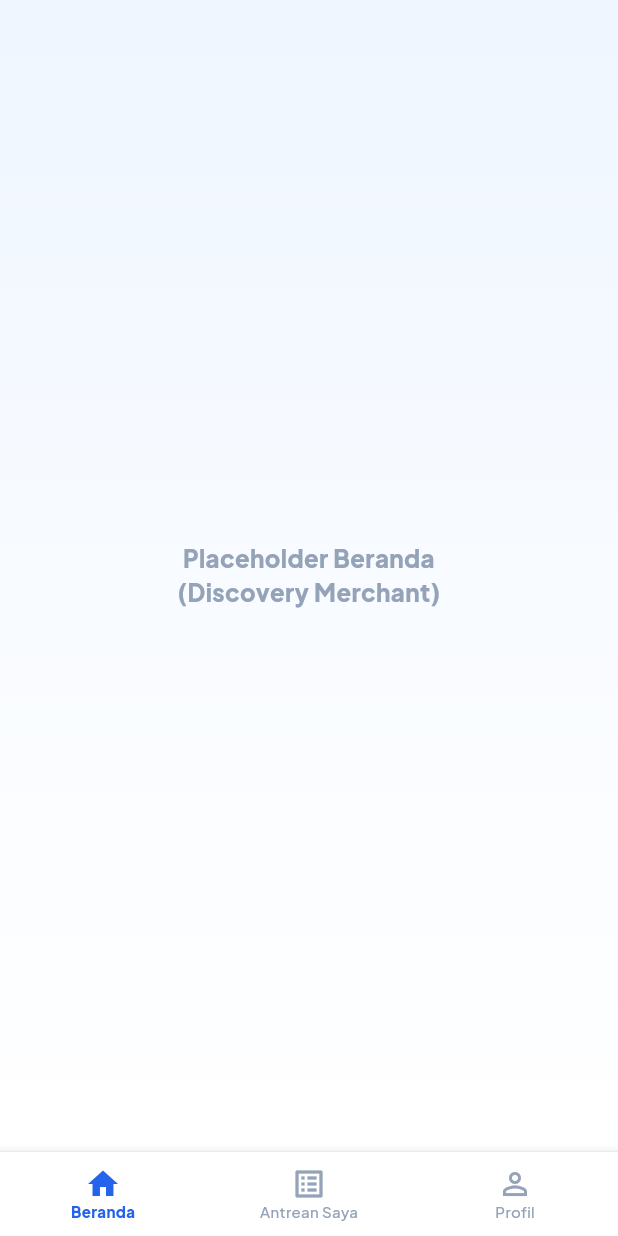
After one commit to fikriandrrhm19/gantian-app, a Flutter app: the HomeView screen opened directly, on a phone screen of 412 x 824 dp. The commit adds this screen. Run offline on Flutter 3.47's test engine with Material 3 defaults, Android fonts, the light colour scheme and no system bars.

Commit message:
feat: implement shell HomeView with BottomNavigationBar icons and 3 modular tab placeholders

```diff
--- /dev/null
+++ b/lib/views/home/home_view.dart
@@ -0,0 +1,80 @@
+import 'package:flutter/material.dart';
+import '../../components/gradient_background.dart';
+import 'tabs/beranda_tab.dart';
+import 'tabs/antrean_tab.dart';
+import 'tabs/profil_tab.dart';
+
+class HomeView extends StatefulWidget {
+  const HomeView({super.key});
+
+  @override
+  State<HomeView> createState() => _HomeViewState();
+}
+
+class _HomeViewState extends State<HomeView> {
+  int _currentIndex = 0;
+
+  final List<Widget> _tabs = const [
+    BerandaTab(),
+    AntreanTab(),
+    ProfilTab(),
+  ];
+
+  @override
+  Widget build(BuildContext context) {
+    return Scaffold(
+      body: GradientBackground(
+        child: SafeArea(
+          child: _tabs[_currentIndex],
+        ),
+      ),
+      bottomNavigationBar: Container(
+        decoration: const BoxDecoration(
+          border: Border(
+            top: BorderSide(color: Color(0xffF1F5F9), width: 1.0),
+          ),
+        ),
+        child: BottomNavigationBar(
+          currentIndex: _currentIndex,
+          onTap: (index) {
+            setState(() {
+              _currentIndex = index;
+            });
+          },
+          type: BottomNavigationBarType.fixed,
+          backgroundColor: Colors.white,
+          selectedItemColor: const Color(0xff2563EB),
+          unselectedItemColor: const Color(0xff94A3B8),
+          selectedLabelStyle: const TextStyle(
+            fontSize: 10,
+            fontWeight: FontWeight.bold,
+            fontFamily: 'Plus Jakarta Sans',
+          ),
+          unselectedLabelStyle: const TextStyle(
+            fontSize: 10,
+            fontWeight: FontWeight.w500,
+            fontFamily: 'Plus Jakarta Sans',
+          ),
+
+          items: const [
+            BottomNavigationBarItem(
+              icon: Icon(Icons.home_outlined),
+              activeIcon: Icon(Icons.home),
+              label: 'Beranda',
+            ),
+            BottomNavigationBarItem(
+              icon: Icon(Icons.list_alt_outlined),
+              activeIcon: Icon(Icons.list_alt),
+              label: 'Antrean Saya',
+            ),
+            BottomNavigationBarItem(
+              icon: Icon(Icons.perm_identity),
+              activeIcon: Icon(Icons.person),
+              label: 'Profil',
+            ),
+          ],
+        ),
+      ),
+    );
+  }
+}
--- /dev/null
+++ b/lib/views/home/tabs/beranda_tab.dart
@@ -0,0 +1,21 @@
+import 'package:flutter/material.dart';
+
+class BerandaTab extends StatelessWidget {
+  const BerandaTab({super.key});
+
+  @override
+  Widget build(BuildContext context) {
+    return const Center(
+      child: Text(
+        'Placeholder Beranda\n(Discovery Merchant)',
+        textAlign: TextAlign.center,
+        style: TextStyle(
+          fontSize: 16,
+          fontWeight: FontWeight.w600,
+          color: Color(0xff94A3B8),
+          fontFamily: 'Plus Jakarta Sans',
+        ),
+      ),
+    );
+  }
+}
```
Also changed, not shown: lib/views/home/tabs/antrean_tab.dart (added, +21 -0 lines), lib/views/home/tabs/profil_tab.dart (added, +21 -0 lines), lib/views/otp/otp_view.dart (+8 -0 lines), lib/views/welcome/welcome_view.dart (+7 -1 lines).
